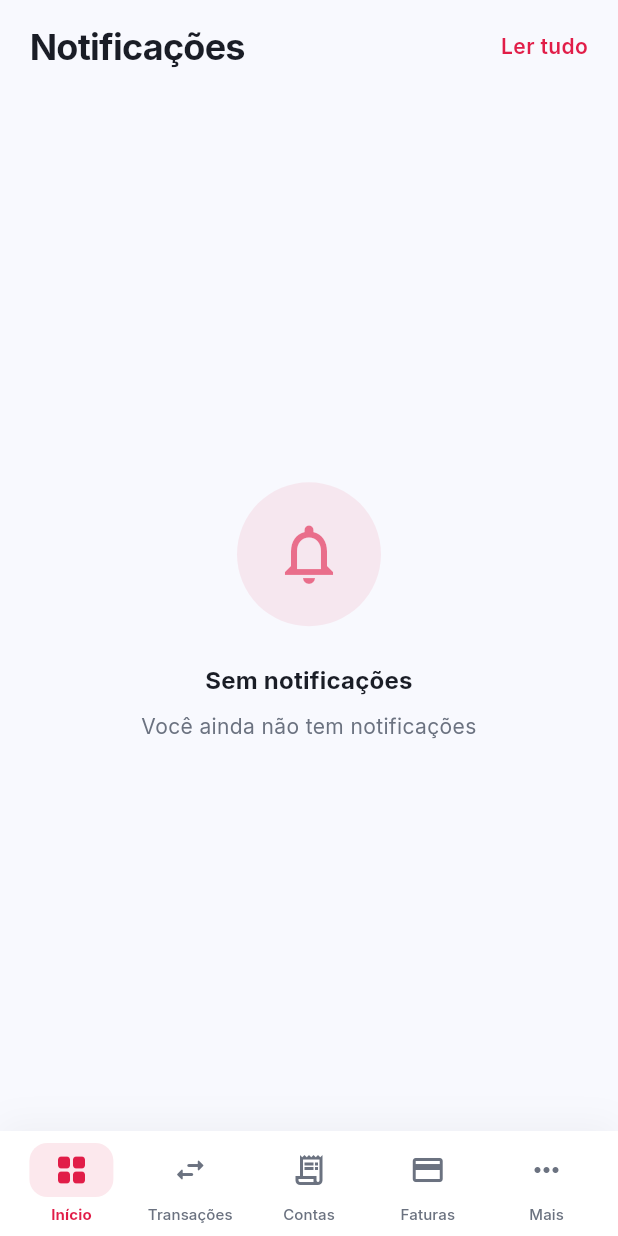
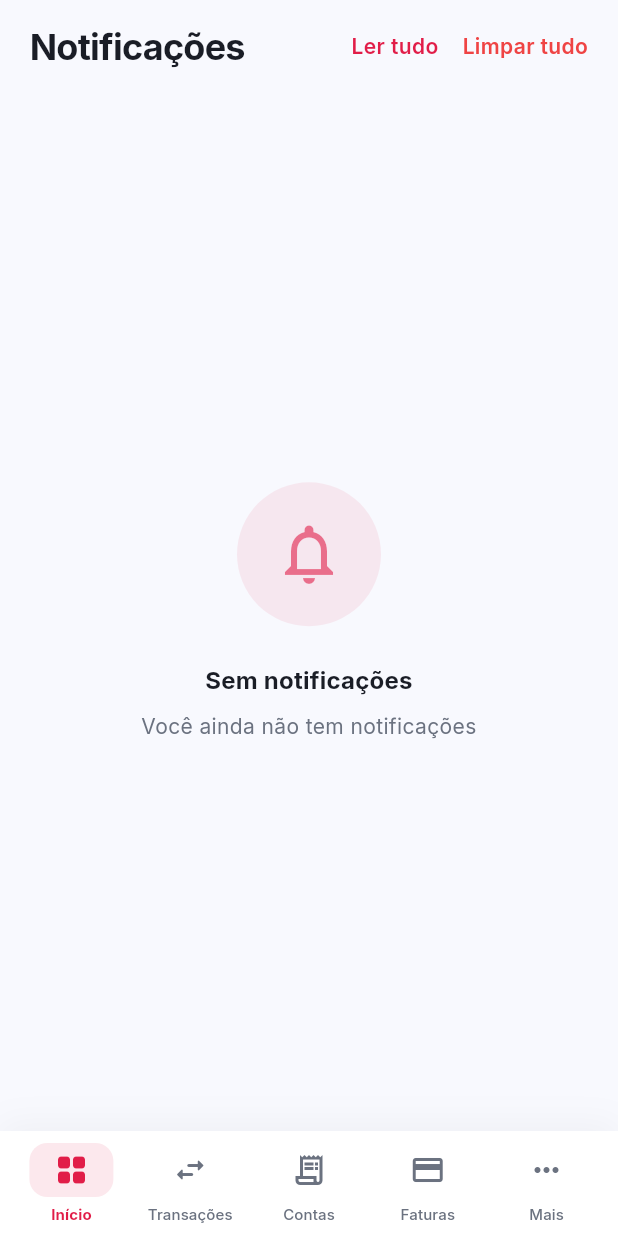
Before and after one commit to Danreby/FinancialiteAPK, a Flutter app: the NotificationsPage screen opened by its route, on a phone screen of 412 x 824 dp. Run offline on Flutter 3.47's test engine with Material 3 defaults, Android fonts, the phone set to English and light mode, and no system bars; our stand-ins replace connectivity_plus, dio, equatable, fl_chart, flutter_bloc, flutter_secure_storage and 6 more; accounts and stored records are empty; network calls fail.

Commit message:
feat: adicionar botão para limpar todas as notificações

```diff
--- a/lib/presentation/pages/notifications/notifications_page.dart
+++ b/lib/presentation/pages/notifications/notifications_page.dart
@@ -43,6 +43,9 @@ class _NotificationsPageState extends State<NotificationsPage> {
                     letterSpacing: -0.5,
                   ),
                 ),
+                Row(
+                  mainAxisSize: MainAxisSize.min,
+                  children: [
                     GestureDetector(
                       onTap: () => context.read<NotificationCubit>().markAllAsRead(),
                       child: Text(
@@ -52,6 +55,40 @@ class _NotificationsPageState extends State<NotificationsPage> {
                           fontWeight: FontWeight.w600,
                         ),
                       ),
+                    ),
+                    const SizedBox(width: 16),
+                    GestureDetector(
+                      onTap: () async {
+                        final confirm = await showDialog<bool>(
+                          context: context,
+                          builder: (ctx) => AlertDialog(
+                            title: const Text('Limpar notificações'),
+                            content: const Text('Deseja remover todas as notificações?'),
+                            actions: [
+                              TextButton(
+                                onPressed: () => Navigator.pop(ctx, false),
+                                child: const Text('Cancelar'),
+                              ),
+                              TextButton(
+                                onPressed: () => Navigator.pop(ctx, true),
+                                child: const Text('Limpar'),
+                              ),
+                            ],
+                          ),
+                        );
+                        if (confirm == true && context.mounted) {
+                          context.read<NotificationCubit>().clearAll();
+                        }
+                      },
+                      child: Text(
+                        'Limpar tudo',
+                        style: theme.textTheme.bodyMedium?.copyWith(
+                          color: theme.colorScheme.error,
+                          fontWeight: FontWeight.w600,
+                        ),
+                      ),
+                    ),
+                  ],
                 ),
               ],
             ),
```
Lines whose indentation alone changed are shown as unchanged.
